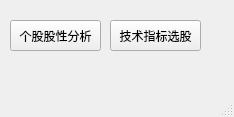
Before: the Qt Designer form QtDesign/MainWindow.ui in victor647/QuantumStockTrade, drawn with Qt 5.
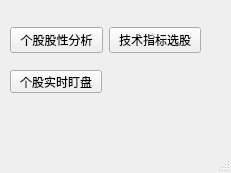
After: the same form once the commit is applied.

Patch:
```diff
--- a/QtDesign/MainWindow.ui
+++ b/QtDesign/MainWindow.ui
@@ -6,39 +6,70 @@
    <rect>
     <x>0</x>
     <y>0</y>
-    <width>234</width>
-    <height>117</height>
+    <width>231</width>
+    <height>173</height>
    </rect>
   </property>
   <property name="windowTitle">
    <string>量化交易</string>
   </property>
   <widget class="QWidget" name="centralwidget">
-   <widget class="QPushButton" name="btnStockAnalyzer">
+   <widget class="QPushButton" name="btnStockAnalyzer_2">
     <property name="geometry">
      <rect>
       <x>10</x>
-      <y>20</y>
-      <width>91</width>
-      <height>31</height>
+      <y>70</y>
+      <width>92</width>
+      <height>23</height>
      </rect>
     </property>
+    <property name="sizePolicy">
+     <sizepolicy hsizetype="Minimum" vsizetype="Maximum">
+      <horstretch>0</horstretch>
+      <verstretch>0</verstretch>
+     </sizepolicy>
+    </property>
     <property name="text">
-     <string>个股股性分析</string>
+     <string>个股实时盯盘</string>
     </property>
    </widget>
-   <widget class="QPushButton" name="btnStockFinder">
+   <widget class="QWidget" name="layoutWidget">
     <property name="geometry">
      <rect>
-      <x>110</x>
+      <x>10</x>
       <y>20</y>
-      <width>91</width>
-      <height>31</height>
+      <width>191</width>
+      <height>41</height>
      </rect>
     </property>
-    <property name="text">
-     <string>技术指标选股</string>
-    </property>
+    <layout class="QHBoxLayout" name="horizontalLayout">
+     <item>
+      <widget class="QPushButton" name="btnStockAnalyzer">
+       <property name="sizePolicy">
+        <sizepolicy hsizetype="Minimum" vsizetype="Maximum">
+         <horstretch>0</horstretch>
+         <verstretch>0</verstretch>
+        </sizepolicy>
+       </property>
+       <property name="text">
+        <string>个股股性分析</string>
+       </property>
+      </widget>
+     </item>
+     <item>
+      <widget class="QPushButton" name="btnStockFinder">
+       <property name="sizePolicy">
+        <sizepolicy hsizetype="Minimum" vsizetype="Maximum">
+         <horstretch>0</horstretch>
+         <verstretch>0</verstretch>
+        </sizepolicy>
+       </property>
+       <property name="text">
+        <string>技术指标选股</string>
+       </property>
+      </widget>
+     </item>
+    </layout>
    </widget>
   </widget>
   <widget class="QMenuBar" name="menubar">
```
Left out of the diff: 2 changed lines with no effect on the pictures.
